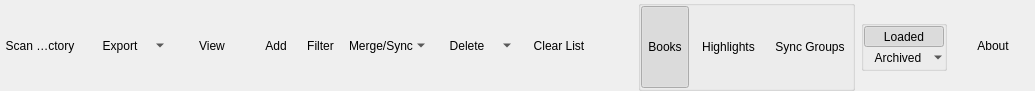
noembryo/KoHighlights, file gui_toolbar.ui: the form before one commit.
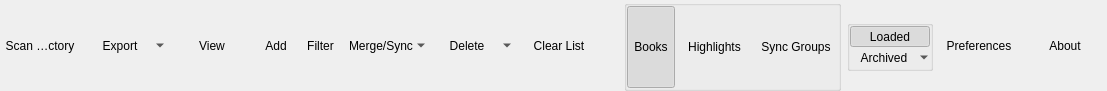
The form after the commit. Icons and pictures are not drawn. Custom widgets are drawn as their Qt base class.

```diff
--- a/gui_toolbar.ui
+++ b/gui_toolbar.ui
@@ -6,7 +6,7 @@
    <rect>
     <x>0</x>
     <y>0</y>
-    <width>1035</width>
+    <width>1107</width>
     <height>91</height>
    </rect>
   </property>
@@ -654,6 +654,50 @@
         </layout>
        </widget>
       </item>
+      <item>
+       <widget class="QToolButton" name="prefs_btn">
+        <property name="sizePolicy">
+         <sizepolicy hsizetype="Preferred" vsizetype="Fixed">
+          <horstretch>0</horstretch>
+          <verstretch>0</verstretch>
+         </sizepolicy>
+        </property>
+        <property name="minimumSize">
+         <size>
+          <width>80</width>
+          <height>0</height>
+         </size>
+        </property>
+        <property name="toolTip">
+         <string>User Preferences (Ctrl+P)</string>
+        </property>
+        <property name="statusTip">
+         <string>User Preferences (Ctrl+P)</string>
+        </property>
+        <property name="text">
+         <string>Preferences</string>
+        </property>
+        <property name="icon">
+         <iconset resource="images.qrc">
+          <normaloff>:/stuff/prefs.png</normaloff>:/stuff/prefs.png</iconset>
+        </property>
+        <property name="iconSize">
+         <size>
+          <width>48</width>
+          <height>48</height>
+         </size>
+        </property>
+        <property name="shortcut">
+         <string>Ctrl+P</string>
+        </property>
+        <property name="toolButtonStyle">
+         <enum>Qt::ToolButtonTextUnderIcon</enum>
+        </property>
+        <property name="autoRaise">
+         <bool>true</bool>
+        </property>
+       </widget>
+      </item>
       <item>
        <widget class="QToolButton" name="about_btn">
         <property name="sizePolicy">
```
